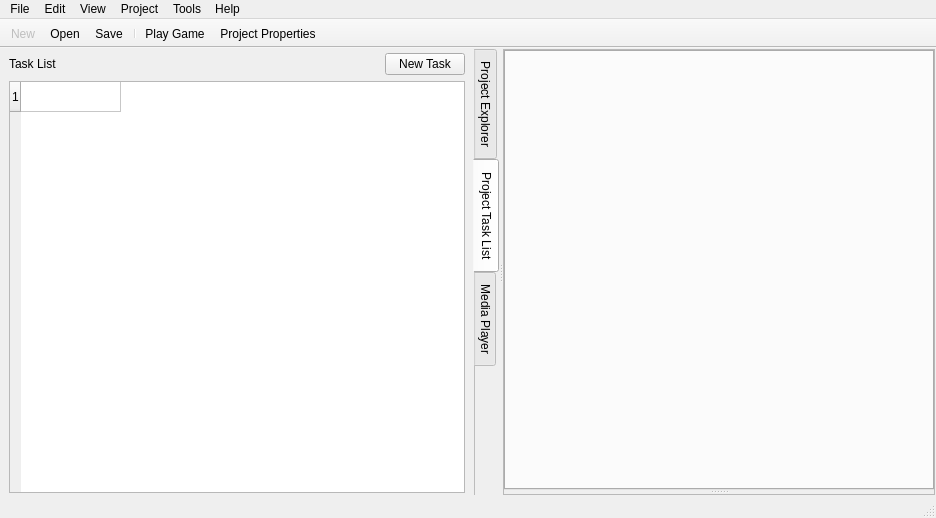
Above: src/mainwindow.ui from Eggbertx/QtSphere-IDE before the change. Below: the same form after it.
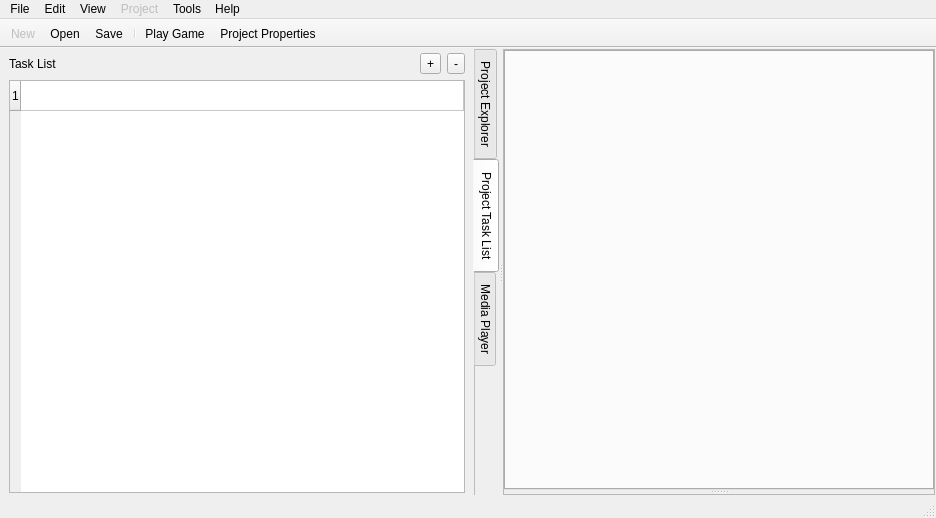
That is the form after the change. The open tabs and pages were chosen to show the change. Icons and pictures are not drawn.

Commit message: Replace my config class with built-in QSettings,  add frame button adds first ss image

Patch:
```diff
--- a/src/mainwindow.ui
+++ b/src/mainwindow.ui
@@ -75,6 +75,9 @@
        <property name="documentMode">
         <bool>true</bool>
        </property>
+       <property name="movable">
+        <bool>true</bool>
+       </property>
        <widget class="QWidget" name="projectExplorerTab">
         <property name="sizePolicy">
          <sizepolicy hsizetype="Expanding" vsizetype="Preferred">
@@ -150,9 +153,16 @@
             </spacer>
            </item>
            <item>
-            <widget class="QPushButton" name="newTaskButton">
+            <widget class="QToolButton" name="newTaskButton">
              <property name="text">
-              <string>New Task</string>
+              <string>+</string>
+             </property>
+            </widget>
+           </item>
+           <item>
+            <widget class="QToolButton" name="delTaskButton">
+             <property name="text">
+              <string>-</string>
              </property>
             </widget>
            </item>
@@ -181,6 +191,9 @@
            <attribute name="horizontalHeaderCascadingSectionResizes">
             <bool>false</bool>
            </attribute>
+           <attribute name="horizontalHeaderStretchLastSection">
+            <bool>true</bool>
+           </attribute>
            <attribute name="verticalHeaderCascadingSectionResizes">
             <bool>false</bool>
            </attribute>
@@ -351,7 +364,7 @@
      <x>0</x>
      <y>0</y>
      <width>936</width>
-     <height>22</height>
+     <height>21</height>
     </rect>
    </property>
    <property name="contextMenuPolicy">
@@ -432,6 +445,9 @@
     <addaction name="separator"/>
    </widget>
    <widget class="QMenu" name="menuProject">
+    <property name="enabled">
+     <bool>false</bool>
+    </property>
     <property name="title">
      <string>Project</string>
     </property>
```
Left out of the diff: 40 changed lines with no effect on the pictures. The commit also changes 27 other files.
